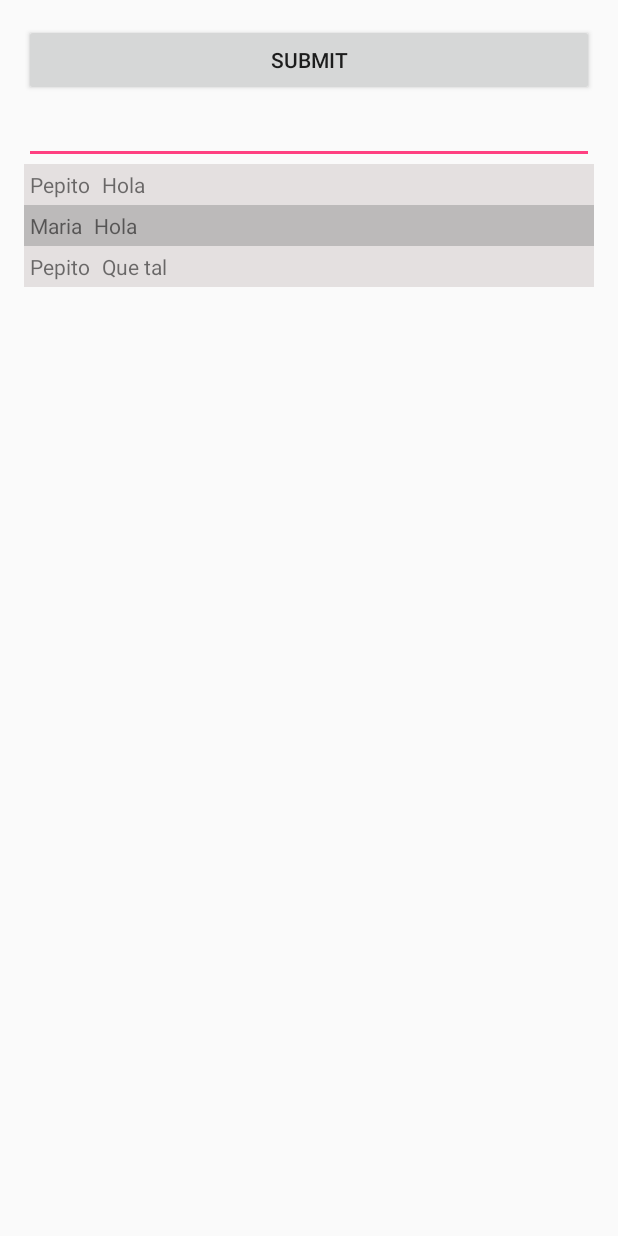
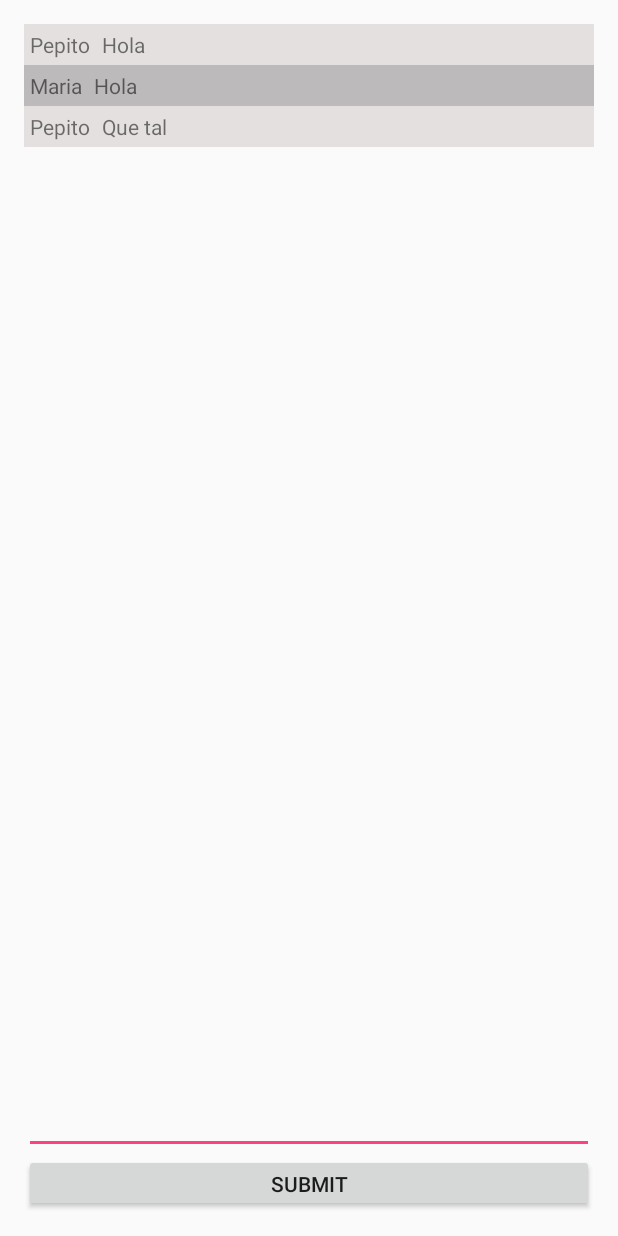
Before and after one commit to CodeathonURV/codeathonurv2016_LoremIpsum, an Android app: the layout content_mensajeria.xml on its own in the app's theme, with its tools: preview values and no code run, on a phone screen of 412 x 824 dp. Run offline under Robolectric (Android 15) with nearby library versions, the phone set to English and light mode, and no system bars.

Commit message:
canvis mensajeria voluntaris

```diff
--- a/app/src/main/res/layout/content_mensajeria.xml
+++ b/app/src/main/res/layout/content_mensajeria.xml
@@ -13,29 +13,11 @@
     tools:context="com.codeathonurv2016.loremipsum.welcomeurv.Mensajeria"
     tools:showIn="@layout/app_bar_mensajeria">
 
-    <Button
-        android:layout_width="match_parent"
-        android:layout_height="wrap_content"
-        android:text="@string/submit"
-        android:id="@+id/butSend" />
-
-    <LinearLayout
-        android:orientation="horizontal"
-        android:layout_width="match_parent"
-        android:layout_height="wrap_content">
-
-        <EditText
-            android:layout_width="match_parent"
-            android:layout_height="wrap_content"
-            android:id="@+id/editText"
-            android:layout_weight="3" />
-
-    </LinearLayout>
-
     <ScrollView
         android:layout_width="match_parent"
         android:layout_height="fill_parent"
-        android:id="@+id/scrollView" >
+        android:id="@+id/scrollView"
+        android:layout_weight="8">
 
         <LinearLayout
             android:orientation="vertical"
@@ -107,4 +89,17 @@
         </LinearLayout>
     </ScrollView>
 
+    <EditText
+        android:layout_width="match_parent"
+        android:layout_height="wrap_content"
+        android:id="@+id/editText"
+        android:layout_weight="1" />
+
+    <Button
+        android:layout_width="match_parent"
+        android:layout_height="wrap_content"
+        android:text="@string/submit"
+        android:id="@+id/butSend"
+        android:layout_weight="1" />
+
 </LinearLayout>
```
Also changed, not shown: app/src/main/res/layout/content_volunteers.xml (+12 -4 lines).
